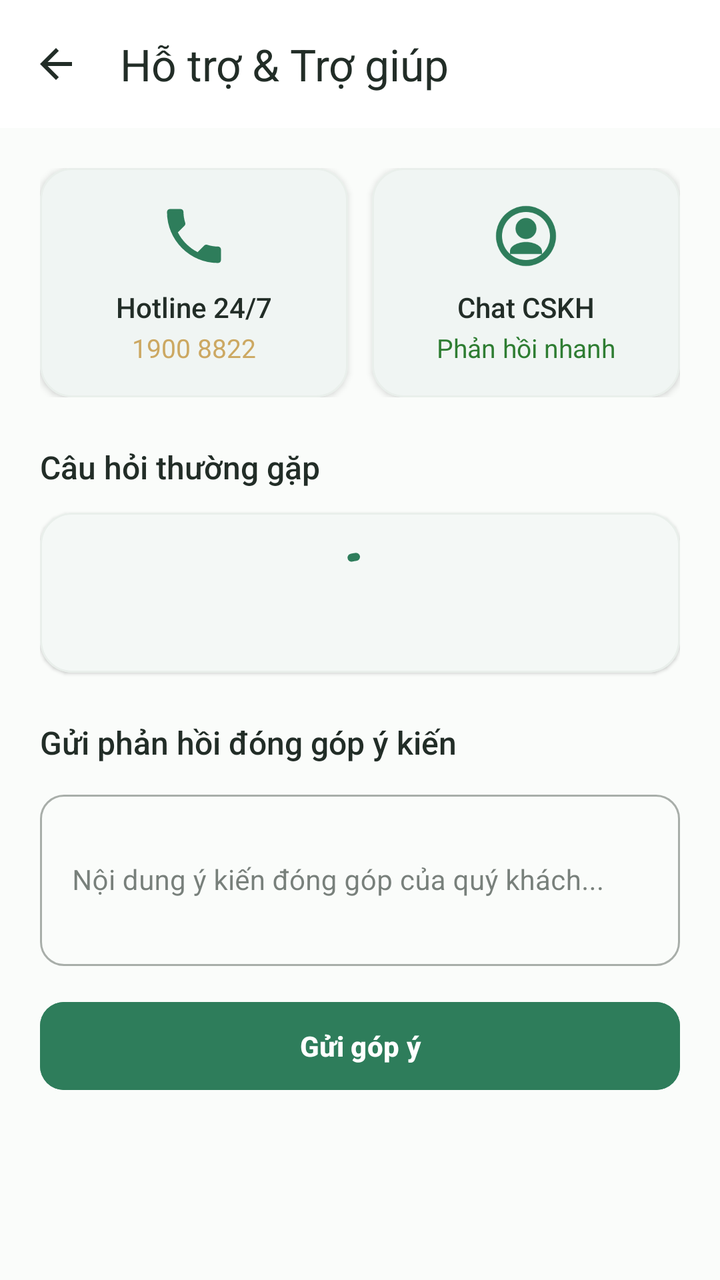
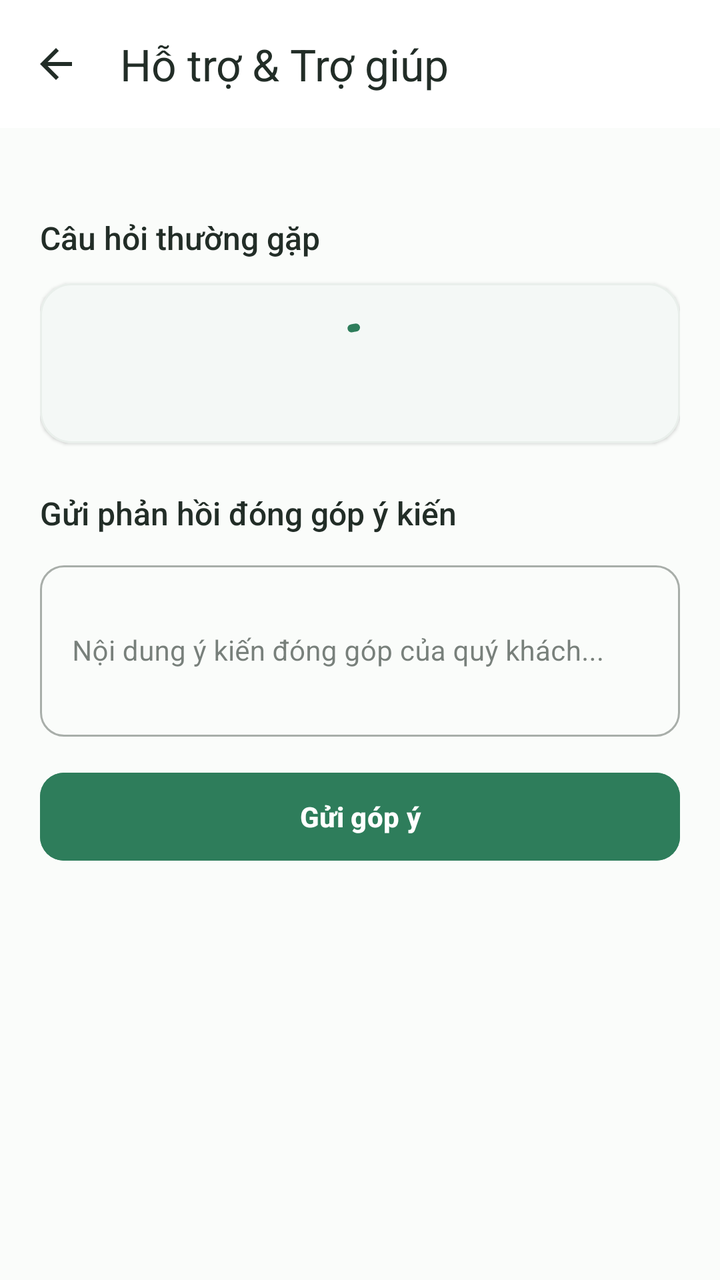

Two renders of the same Android screen: before a commit and after it. Below are the layout's source before the change and the commit's diff.
<!-- AndroidManifest.xml: application theme Theme.VietTable -->
<!-- res/layout/fragment_support.xml -->
<?xml version="1.0" encoding="utf-8"?>
<androidx.coordinatorlayout.widget.CoordinatorLayout xmlns:android="http://schemas.android.com/apk/res/android"
    xmlns:app="http://schemas.android.com/apk/res-auto"
    android:layout_width="match_parent"
    android:layout_height="match_parent"
    android:background="@color/colorBackground">

    <com.google.android.material.appbar.AppBarLayout
        android:layout_width="match_parent"
        android:layout_height="wrap_content"
        android:background="@color/colorSurface"
        app:elevation="0dp">

        <com.google.android.material.appbar.MaterialToolbar
            android:id="@+id/toolbar"
            android:layout_width="match_parent"
            android:layout_height="?attr/actionBarSize"
            app:navigationIcon="@drawable/ic_back"
            app:navigationIconTint="@color/colorTextPrimary"
            app:title="Hỗ trợ &amp; Trợ giúp"
            app:titleTextColor="@color/colorTextPrimary" />
    </com.google.android.material.appbar.AppBarLayout>

    <androidx.core.widget.NestedScrollView
        android:layout_width="match_parent"
        android:layout_height="match_parent"
        android:paddingBottom="60dp"
        app:layout_behavior="@string/appbar_scrolling_view_behavior">

        <LinearLayout
            android:layout_width="match_parent"
            android:layout_height="wrap_content"
            android:orientation="vertical"
            android:padding="20dp">

            
            <LinearLayout
                android:layout_width="match_parent"
                android:layout_height="wrap_content"
                android:orientation="horizontal">

                
                <com.google.android.material.card.MaterialCardView
                    android:id="@+id/cardCallHotline"
                    android:layout_width="0dp"
                    android:layout_height="wrap_content"
                    android:layout_weight="1"
                    app:cardBackgroundColor="@color/colorSurface"
                    app:cardCornerRadius="16dp"
                    app:cardElevation="2dp"
                    app:strokeColor="@color/colorDivider"
                    app:strokeWidth="1dp">

                    <LinearLayout
                        android:layout_width="match_parent"
                        android:layout_height="wrap_content"
                        android:gravity="center"
                        android:orientation="vertical"
                        android:padding="16dp">

                        <ImageView
                            android:layout_width="36dp"
                            android:layout_height="36dp"
                            android:src="@drawable/ic_phone"
                            app:tint="@color/colorPrimary" />

                        <TextView
                            android:layout_width="wrap_content"
                            android:layout_height="wrap_content"
                            android:layout_marginTop="8dp"
                            android:fontFamily="sans-serif-medium"
                            android:text="Hotline 24/7"
                            android:textColor="@color/colorTextPrimary"
                            android:textSize="14sp" />

                        <TextView
                            android:layout_width="wrap_content"
                            android:layout_height="wrap_content"
                            android:layout_marginTop="2dp"
                            android:text="1900 8822"
                            android:textColor="@color/colorSecondary"
                            android:textSize="13sp" />
                    </LinearLayout>
                </com.google.android.material.card.MaterialCardView>

                
                <com.google.android.material.card.MaterialCardView
                    android:id="@+id/cardLiveChat"
                    android:layout_width="0dp"
                    android:layout_height="wrap_content"
                    android:layout_marginStart="12dp"
                    android:layout_weight="1"
                    app:cardBackgroundColor="@color/colorSurface"
                    app:cardCornerRadius="16dp"
                    app:cardElevation="2dp"
                    app:strokeColor="@color/colorDivider"
                    app:strokeWidth="1dp">

                    <LinearLayout
                        android:layout_width="match_parent"
                        android:layout_height="wrap_content"
                        android:gravity="center"
                        android:orientation="vertical"
                        android:padding="16dp">

                        <ImageView
                            android:layout_width="36dp"
                            android:layout_height="36dp"
                            android:src="@drawable/ic_service_staff"
                            app:tint="@color/colorPrimary" />

                        <TextView
                            android:layout_width="wrap_content"
                            android:layout_height="wrap_content"
                            android:layout_marginTop="8dp"
                            android:fontFamily="sans-serif-medium"
                            android:text="Chat CSKH"
                            android:textColor="@color/colorTextPrimary"
                            android:textSize="14sp" />

                        <TextView
                            android:layout_width="wrap_content"
                            android:layout_height="wrap_content"
                            android:layout_marginTop="2dp"
                            android:text="Phản hồi nhanh"
                            android:textColor="@color/colorSuccess"
                            android:textSize="13sp" />
                    </LinearLayout>
                </com.google.android.material.card.MaterialCardView>
            </LinearLayout>

            
            <TextView
                android:layout_width="wrap_content"
                android:layout_height="wrap_content"
                android:layout_marginTop="24dp"
                android:fontFamily="sans-serif-medium"
                android:text="Câu hỏi thường gặp"
                android:textColor="@color/colorTextPrimary"
                android:textSize="16sp" />

            <com.google.android.material.card.MaterialCardView
                android:layout_width="match_parent"
                android:layout_height="wrap_content"
                android:layout_marginTop="12dp"
                app:cardBackgroundColor="@color/colorSurface"
                app:cardCornerRadius="16dp"
                app:cardElevation="1dp"
                app:strokeColor="@color/colorDivider"
                app:strokeWidth="1dp">

                <LinearLayout
                    android:id="@+id/layoutFaqItems"
                    android:layout_width="match_parent"
                    android:layout_height="wrap_content"
                    android:orientation="vertical"
                    android:padding="16dp">

                    <com.google.android.material.progressindicator.CircularProgressIndicator
                        android:id="@+id/progressFaq"
                        android:layout_width="32dp"
                        android:layout_height="32dp"
                        android:layout_gravity="center_horizontal"
                        android:indeterminate="true" />

                    <TextView
                        android:id="@+id/tvFaqState"
                        android:layout_width="match_parent"
                        android:layout_height="wrap_content"
                        android:gravity="center"
                        android:padding="12dp"
                        android:textColor="@color/colorTextSecondary"
                        android:textSize="13sp"
                        android:visibility="gone" />

                    <com.google.android.material.button.MaterialButton
                        android:id="@+id/btnRetryFaq"
                        style="@style/Widget.VietTable.Button.Secondary"
                        android:layout_width="wrap_content"
                        android:layout_height="wrap_content"
                        android:layout_gravity="center_horizontal"
                        android:text="Thử tải lại"
                        android:visibility="gone" />
                </LinearLayout>
            </com.google.android.material.card.MaterialCardView>

            
            <TextView
                android:layout_width="wrap_content"
                android:layout_height="wrap_content"
                android:layout_marginTop="24dp"
                android:fontFamily="sans-serif-medium"
                android:text="Gửi phản hồi đóng góp ý kiến"
                android:textColor="@color/colorTextPrimary"
                android:textSize="16sp" />

            <com.google.android.material.textfield.TextInputLayout
                android:id="@+id/tilFeedback"
                style="@style/Widget.MaterialComponents.TextInputLayout.OutlinedBox"
                android:layout_width="match_parent"
                android:layout_height="wrap_content"
                android:layout_marginTop="10dp"
                android:hint="Nội dung ý kiến đóng góp của quý khách..."
                app:boxCornerRadiusBottomEnd="12dp"
                app:boxCornerRadiusBottomStart="12dp"
                app:boxCornerRadiusTopEnd="12dp"
                app:boxCornerRadiusTopStart="12dp">

                <com.google.android.material.textfield.TextInputEditText
                    android:id="@+id/etFeedback"
                    android:layout_width="match_parent"
                    android:layout_height="wrap_content"
                    android:inputType="textMultiLine"
                    android:lines="3"
                    android:textSize="14sp" />
            </com.google.android.material.textfield.TextInputLayout>

            <com.google.android.material.button.MaterialButton
                android:id="@+id/btnSendFeedback"
                style="@style/Widget.VietTable.Button.Primary"
                android:layout_width="match_parent"
                android:layout_height="wrap_content"
                android:layout_marginTop="14dp"
                android:text="Gửi góp ý" />

        </LinearLayout>
    </androidx.core.widget.NestedScrollView>

</androidx.coordinatorlayout.widget.CoordinatorLayout>
<!-- resources referenced by this layout -->
<resources>
  <color name="colorBackground">#FAFCFA</color>
  <color name="colorDivider">#E9EFEB</color>
  <color name="colorPrimary">#2E7D5B</color>
  <color name="colorSecondary">#CCA862</color>
  <color name="colorSuccess">#2E7D32</color>
  <color name="colorSurface">#FFFFFF</color>
  <color name="colorTextPrimary">#222D27</color>
  <color name="colorTextSecondary">#68766E</color>
  <dimen name="btn_height_primary">52dp</dimen>
  <dimen name="radius_medium">12dp</dimen>
  <style name="Base.Theme.VietTable" parent="Theme.Material3.Light.NoActionBar">
          
          <item name="colorPrimary">@color/primary</item>
          <item name="colorPrimaryDark">@color/primary_dark</item>
          <item name="colorOnPrimary">@color/on_primary</item>
          <item name="colorPrimaryContainer">@color/primary_container</item>
          <item name="colorOnPrimaryContainer">@color/on_primary_container</item>
  
          <item name="colorSecondary">@color/accent_gold</item>
          <item name="colorOnSecondary">@color/white</item>
          <item name="colorSecondaryContainer">@color/accent_gold_container</item>
          <item name="colorOnSecondaryContainer">@color/accent_gold_dark</item>
  
          <item name="android:colorBackground">@color/bg_cream</item>
          <item name="colorSurface">@color/surface</item>
          <item name="colorOnSurface">@color/text_primary</item>
          <item name="colorSurfaceVariant">@color/surface_variant</item>
  
          <item name="colorError">@color/semantic_error</item>
          <item name="colorOnError">@color/white</item>
  
          
          <item name="android:statusBarColor">@android:color/transparent</item>
          <item name="android:windowLightStatusBar">true</item>
          <item name="android:navigationBarColor">@android:color/transparent</item>
          <item name="android:windowLightNavigationBar">true</item>
  
          
          <item name="colorAccent">@color/primary</item>
          <item name="alertDialogTheme">@style/ThemeOverlay.VietTable.Dialog.Alert</item>
          <item name="materialAlertDialogTheme">@style/ThemeOverlay.VietTable.MaterialAlertDialog</item>
          <item name="buttonBarPositiveButtonStyle">@style/Widget.VietTable.Dialog.Button.Positive</item>
          <item name="buttonBarNegativeButtonStyle">@style/Widget.VietTable.Dialog.Button.Negative</item>
          <item name="buttonBarNeutralButtonStyle">@style/Widget.VietTable.Dialog.Button.Neutral</item>
          <item name="materialButtonStyle">@style/Widget.VietTable.Button.Primary</item>
          <item name="materialButtonOutlinedStyle">@style/Widget.VietTable.Button.Outlined</item>
          <item name="borderlessButtonStyle">@style/Widget.VietTable.Button.Text</item>
          <item name="materialCardViewStyle">@style/Widget.VietTable.Card</item>
          <item name="textInputStyle">@style/Widget.VietTable.TextInputLayout</item>
          <item name="toolbarStyle">@style/Widget.VietTable.Toolbar</item>
          <item name="bottomNavigationStyle">@style/Widget.VietTable.BottomNavigationView</item>
      </style>
  <dimen name="text_button">14sp</dimen>
  <color name="primary">#2E7D5B</color>
  <color name="primary_dark">#24654A</color>
  <color name="on_primary">#FFFFFF</color>
  <color name="primary_container">#EEF7F2</color>
  <color name="on_primary_container">#1B4E38</color>
  <color name="accent_gold">#CCA862</color>
  <color name="white">#FFFFFFFF</color>
  <color name="accent_gold_container">#FAF5EB</color>
  <color name="accent_gold_dark">#9E7D33</color>
  <color name="bg_cream">#FAFCFA</color>
  <color name="surface">#FFFFFF</color>
  <color name="text_primary">#222D27</color>
  <color name="surface_variant">#F3F7F5</color>
  <color name="semantic_error">#D32F2F</color>
  <color name="text_secondary">#68766E</color>
  <color name="transparent">#00000000</color>
  <dimen name="radius_large">16dp</dimen>
  <dimen name="card_elevation">1.5dp</dimen>
  <color name="divider">#E9EFEB</color>
  <dimen name="card_stroke_width">1dp</dimen>
  <!-- unchanged entries left out for length: 22 -->
</resources>

<!-- the commit's change to res/layout/fragment_support.xml (unified diff, before → after) -->
@@ -35,9 +35,11 @@
 
             
             <LinearLayout
-                android:layout_width="match_parent"
-                android:layout_height="wrap_content"
-                android:orientation="horizontal">
+                android:id="@+id/layoutContactChannels"
+                android:layout_width="match_parent"
+                android:layout_height="wrap_content"
+                android:orientation="horizontal"
+                android:visibility="gone">
 
                 
                 <com.google.android.material.card.MaterialCardView
@@ -77,7 +79,7 @@
                             android:layout_width="wrap_content"
                             android:layout_height="wrap_content"
                             android:layout_marginTop="2dp"
-                            android:text="1900 8822"
+                            android:text=""
                             android:textColor="@color/colorSecondary"
                             android:textSize="13sp" />
                     </LinearLayout>
<!-- resource entries referenced after the edit -->
@@ -35,7 +35,6 @@
           <item name="android:statusBarColor">@android:color/transparent</item>
           <item name="android:windowLightStatusBar">true</item>
           <item name="android:navigationBarColor">@android:color/transparent</item>
-          <item name="android:windowLightNavigationBar">true</item>
   
           
           <item name="colorAccent">@color/primary</item>
